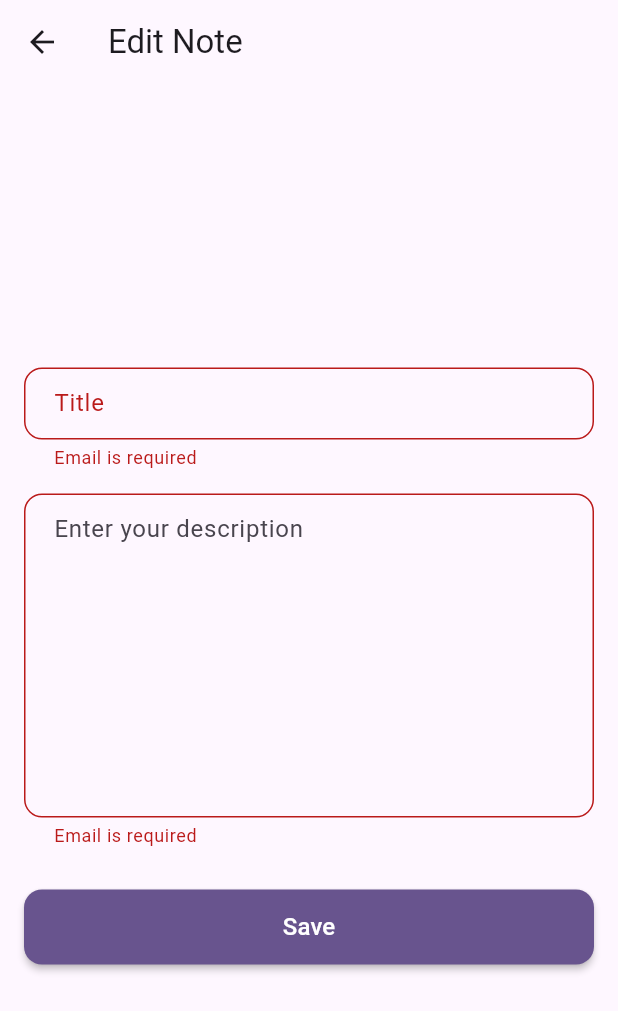
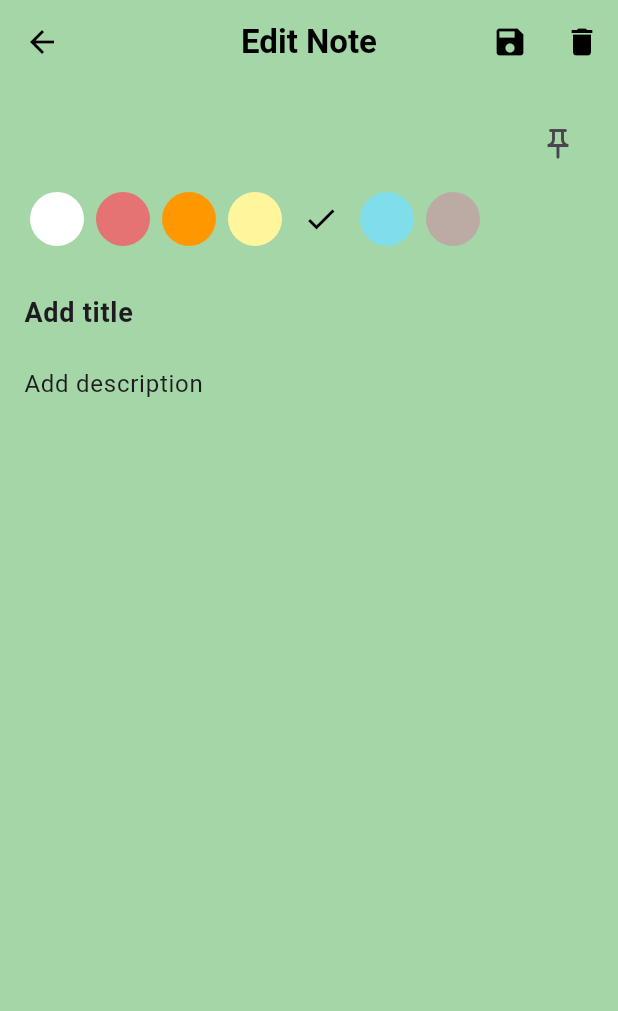
Before and after one commit to shamim748/Notes_app, a Flutter app: the HomeView screen opened by its route, after a tap on "Add new note", on a phone screen of 412 x 824 dp. Shown: the top 1011 px of the screen. Run offline on Flutter 3.47's test engine with Material 3 defaults, Android fonts, the phone set to English and light mode, and no system bars; our stand-ins replace cloud_firestore, firebase_auth, firebase_core, get, get_storage, go_router; accounts and stored records are empty.

Commit message:
ui update

```diff
--- a/lib/core/routes/app_routes.dart
+++ b/lib/core/routes/app_routes.dart
@@ -12,11 +12,18 @@ final GoRouter appRouter = GoRouter(
     GoRoute(path: '/signin', builder: (context, state) => const SignInView()),
     GoRoute(path: '/signup', builder: (context, state) => const SignUpView()),
     GoRoute(path: '/home', builder: (context, state) => const HomeView()),
+    // GoRoute(
+    //   path: '/update',
+    //   builder: (context, state) {
+    //     final data = state.extra as Map<String, dynamic>;
+    //     return AddOrUpdateView(isUpdate: data["isUpdate"], noteId: data["id"]);
+    //   },
+    // ),
     GoRoute(
       path: '/update',
       builder: (context, state) {
         final data = state.extra as Map<String, dynamic>;
-        return AddOrUpdateView(isUpdate: data["isUpdate"], noteId: data["id"]);
+        return AddOrUpdateView(data: data);
       },
     ),
   ],
--- a/lib/features/Add_or_update/controller/add_or_update_controller.dart
+++ b/lib/features/Add_or_update/controller/add_or_update_controller.dart
@@ -1,5 +1,6 @@
 import 'package:cloud_firestore/cloud_firestore.dart';
 import 'package:firebase_core/firebase_core.dart';
+import 'package:flutter/material.dart';
 import 'package:flutter/widgets.dart';
 import 'package:get/get.dart';
 import 'package:get_storage/get_storage.dart';
@@ -14,6 +15,11 @@ class AddOrUpdateController extends GetxController {
   final TextEditingController descriptionController = TextEditingController();
   final box = GetStorage();
   final GlobalKey<FormState> updateformKey = GlobalKey<FormState>();
+  var selectedColor = Colors.green.shade200.obs;
+
+  void changeColor(Color color) {
+    selectedColor.value = color;
+  }
 
   RxBool isLoading = false.obs;
   String? userUid;
--- a/lib/features/Add_or_update/view/add_or_update_view.dart
+++ b/lib/features/Add_or_update/view/add_or_update_view.dart
@@ -7,80 +7,196 @@ import 'package:note_app/helpers/custom_snackbar.dart';
 import 'package:note_app/widgets/elevated_button.dart';
 import 'package:note_app/widgets/text_form_filed.dart';
 
+// class AddOrUpdateView extends StatelessWidget {
+//   final bool isUpdate;
+//   final String? noteId;
+//   const AddOrUpdateView({this.noteId, required this.isUpdate, super.key});
+
+//   @override
+//   Widget build(BuildContext context) {
+//     AddOrUpdateControllerBindings().dependencies();
+//     final AddOrUpdateController controller = Get.find<AddOrUpdateController>();
+//     return Scaffold(
+//       appBar: AppBar(title: Text("Edit Note")),
+//       body: Padding(
+//         padding: const EdgeInsets.symmetric(horizontal: 16),
+//         child: Form(
+//           autovalidateMode: AutovalidateMode.always,
+//           key: controller.updateformKey,
+//           child: Column(
+//             mainAxisAlignment: MainAxisAlignment.center,
+//             children: [
+//               CustomTextFormField(
+//                 width: double.infinity,
+//                 labelText: 'Title',
+//                 hintText: 'Enter your title',
+//                 controller: controller.titleController,
+//                 validator: (value) {
+//                   if (value == null || value.isEmpty) {
+//                     return 'Email is required';
+//                   }
+//                   return null;
+//                 },
+//                 keyboardType: TextInputType.emailAddress,
+
+//                 filled: false,
+//                 fillColor: Colors.grey[200],
+//               ),
+//               CustomTextFormField(
+//                 maxLines: 8,
+//                 width: double.infinity,
+
+//                 hintText: 'Enter your description',
+//                 controller: controller.descriptionController,
+//                 validator: (value) {
+//                   if (value == null || value.isEmpty) {
+//                     return 'Email is required';
+//                   }
+//                   return null;
+//                 },
+//                 keyboardType: TextInputType.emailAddress,
+
+//                 filled: false,
+//                 fillColor: Colors.grey[200],
+//               ),
+//               const SizedBox(height: 20),
+//               CustomElevatedButton(
+//                 width: double.infinity,
+//                 text: isUpdate ? "Update" : "Save",
+//                 onPressed: () async {
+//                   if (controller.updateformKey.currentState!.validate()) {
+//                     isUpdate == false
+//                         ? await controller.saveNote(
+//                           context: context,
+//                           title: controller.titleController.text,
+//                           description: controller.descriptionController.text,
+//                         )
+//                         : await controller.updateNote(
+//                           context: context,
+//                           noteId: noteId!,
+//                           title: controller.titleController.text,
+//                           description: controller.descriptionController.text,
+//                         );
+//                     controller.titleController.clear();
+//                     controller.descriptionController.clear();
+//                   }
+//                 },
+//               ),
+//             ],
+//           ),
+//         ),
+//       ),
+//     );
+//   }
+// }
+import 'package:flutter/material.dart';
+import 'package:get/get.dart';
+// import your controller
+
 class AddOrUpdateView extends StatelessWidget {
-  final bool isUpdate;
-  final String? noteId;
-  const AddOrUpdateView({this.noteId, required this.isUpdate, super.key});
+  final Map<String, dynamic> data;
+  AddOrUpdateView({super.key, required this.data});
+
+  final AddOrUpdateController controller = Get.put(AddOrUpdateController());
+
+  final List<Color> colors = [
+    Colors.white,
+    Colors.red.shade300,
+    Colors.orange,
+    Colors.yellow.shade200,
+    Colors.green.shade200,
+    Colors.cyan.shade200,
+    Colors.brown.shade200,
+  ];
 
   @override
   Widget build(BuildContext context) {
-    AddOrUpdateControllerBindings().dependencies();
-    final AddOrUpdateController controller = Get.find<AddOrUpdateController>();
-    return Scaffold(
-      appBar: AppBar(title: Text("Edit Note")),
-      body: Padding(
-        padding: const EdgeInsets.symmetric(horizontal: 16),
-        child: Form(
-          autovalidateMode: AutovalidateMode.always,
-          key: controller.updateformKey,
+    TextEditingController titleController = TextEditingController(
+      text: data["title"] ?? "Add title",
+    );
+    final TextEditingController contentController = TextEditingController(
+      text: data["description"] ?? "Add description",
+    );
+    return Obx(
+      () => Scaffold(
+        backgroundColor: controller.selectedColor.value,
+        appBar: AppBar(
+          backgroundColor: controller.selectedColor.value,
+          elevation: 0,
+          leading: IconButton(
+            icon: Icon(Icons.arrow_back, color: Colors.black),
+            onPressed: () => Get.back(),
+          ),
+          title: Text(
+            "Edit Note",
+            style: TextStyle(color: Colors.black, fontWeight: FontWeight.bold),
+          ),
+          centerTitle: true,
+          actions: [
+            IconButton(
+              icon: Icon(Icons.save, color: Colors.black),
+              onPressed: () {
+                // Save logic
+              },
+            ),
+            IconButton(
+              icon: Icon(Icons.delete, color: Colors.black),
+              onPressed: () {
+                // Delete logic
+              },
+            ),
+          ],
+        ),
+        body: Padding(
+          padding: const EdgeInsets.all(16),
           child: Column(
-            mainAxisAlignment: MainAxisAlignment.center,
+            crossAxisAlignment: CrossAxisAlignment.start,
             children: [
-              CustomTextFormField(
-                width: double.infinity,
-                labelText: 'Title',
-                hintText: 'Enter your title',
-                controller: controller.titleController,
-                validator: (value) {
-                  if (value == null || value.isEmpty) {
-                    return 'Email is required';
-                  }
-                  return null;
-                },
-                keyboardType: TextInputType.emailAddress,
+              Align(
+                alignment: Alignment.centerRight,
+                child: IconButton(
+                  onPressed: () {},
+                  icon: Icon(Icons.push_pin_outlined),
+                ),
+              ),
 
-                filled: false,
-                fillColor: Colors.grey[200],
+              SizedBox(height: 8),
+              // Color selection
+              Row(
+                children:
+                    colors.map((color) {
+                      return Padding(
+                        padding: const EdgeInsets.symmetric(horizontal: 4),
+                        child: GestureDetector(
+                          onTap: () => controller.changeColor(color),
+                          child: Obx(() {
+                            bool isSelected =
+                                controller.selectedColor.value == color;
+                            return CircleAvatar(
+                              radius: 18,
+                              backgroundColor: color,
+                              child:
+                                  isSelected
+                                      ? Icon(Icons.check, color: Colors.black)
+                                      : null,
+                            );
+                          }),
+                        ),
+                      );
+                    }).toList(),
               ),
-              CustomTextFormField(
-                maxLines: 8,
-                width: double.infinity,
-
-                hintText: 'Enter your description',
-                controller: controller.descriptionController,
-                validator: (value) {
-                  if (value == null || value.isEmpty) {
-                    return 'Email is required';
-                  }
-                  return null;
-                },
-                keyboardType: TextInputType.emailAddress,
-
-                filled: false,
-                fillColor: Colors.grey[200],
+              SizedBox(height: 20),
+              // Title field
+              TextField(
+                controller: titleController,
+                style: TextStyle(fontSize: 18, fontWeight: FontWeight.bold),
+                decoration: InputDecoration(border: InputBorder.none),
               ),
-              const SizedBox(height: 20),
-              CustomElevatedButton(
-                width: double.infinity,
-                text: isUpdate ? "Update" : "Save",
-                onPressed: () async {
-                  if (controller.updateformKey.currentState!.validate()) {
-                    isUpdate == false
-                        ? await controller.saveNote(
-                          context: context,
-                          title: controller.titleController.text,
-                          description: controller.descriptionController.text,
-                        )
-                        : await controller.updateNote(
-                          context: context,
-                          noteId: noteId!,
-                          title: controller.titleController.text,
-                          description: controller.descriptionController.text,
-                        );
-                    controller.titleController.clear();
-                    controller.descriptionController.clear();
-                  }
-                },
+              // Content field
+              TextField(
+                controller: contentController,
+                maxLines: null,
+                decoration: InputDecoration(border: InputBorder.none),
               ),
             ],
           ),
--- a/pubspec.yaml
+++ b/pubspec.yaml
@@ -40,6 +40,7 @@ dependencies:
   firebase_auth: ^5.5.3
   cloud_firestore: ^5.6.7
   get_storage: ^2.1.1
+  intl: ^0.20.2
 
 dev_dependencies:
   flutter_test:
```
Also changed, not shown: lib/features/home/view/home_view.dart (+57 -37 lines), lib/widgets/note_card.dart (added, +170 -0 lines).
